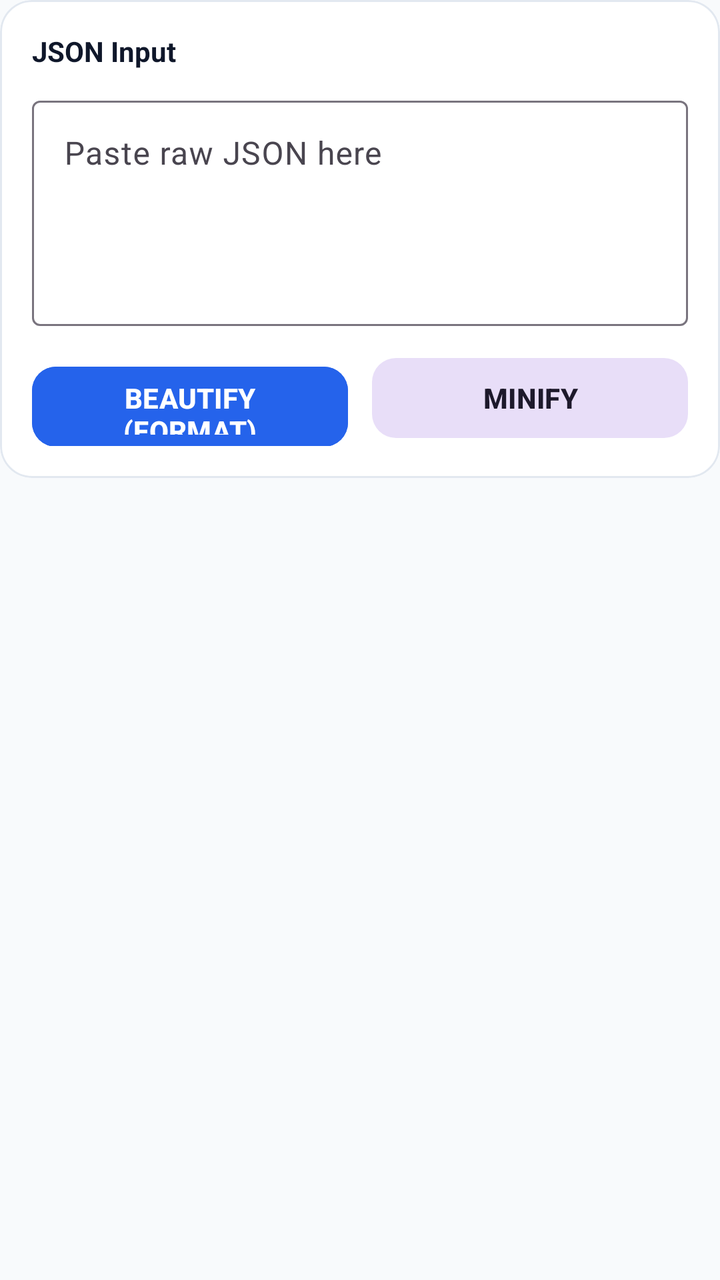
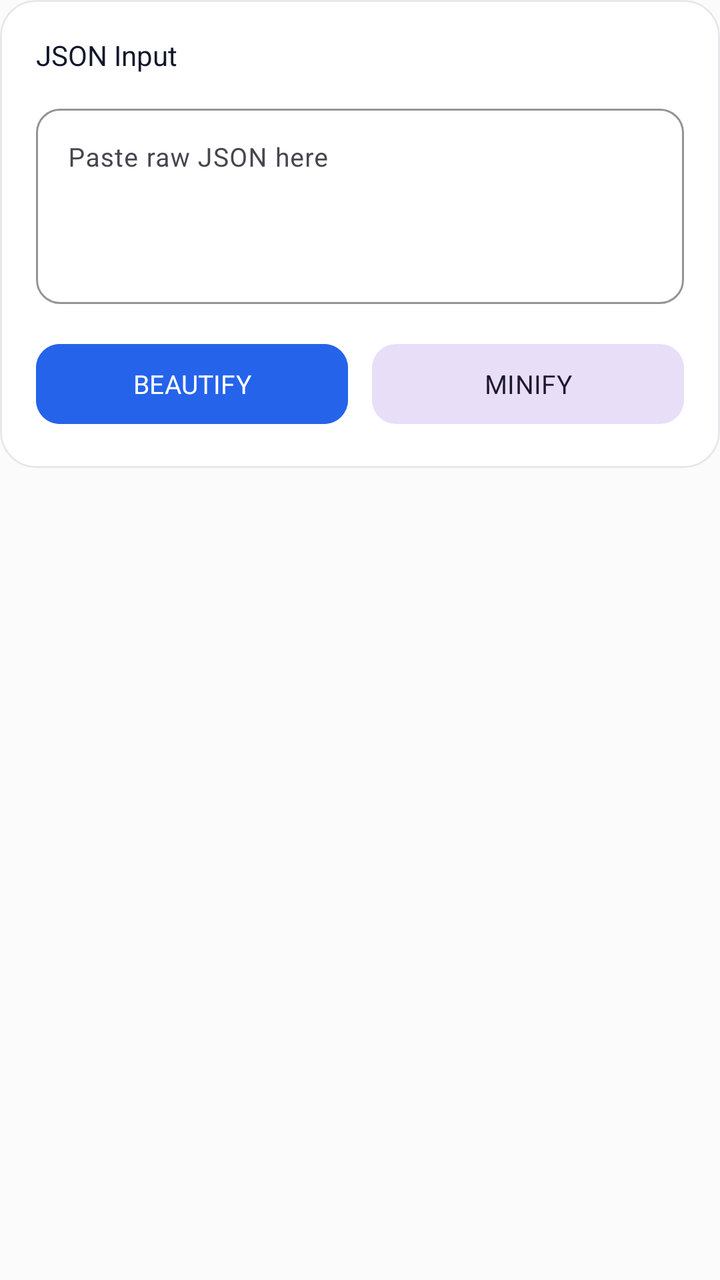

Two renders of the same Android screen: before a commit and after it. Below are the layout's source before the change and the commit's diff.
<!-- AndroidManifest.xml: application theme Theme.GitKey -->
<!-- res/layout/layout_tool_json.xml -->
<?xml version="1.0" encoding="utf-8"?>
<LinearLayout xmlns:android="http://schemas.android.com/apk/res/android"
    xmlns:app="http://schemas.android.com/apk/res-auto"
    xmlns:tools="http://schemas.android.com/tools"
    android:layout_width="match_parent"
    android:layout_height="wrap_content"
    android:orientation="vertical">

    <com.google.android.material.card.MaterialCardView
        android:layout_width="match_parent"
        android:layout_height="wrap_content"
        app:cardCornerRadius="16dp"
        app:cardElevation="0dp"
        app:strokeColor="?attr/colorCardStroke"
        app:strokeWidth="1dp"
        app:cardBackgroundColor="?attr/colorCardBackground">

        <LinearLayout
            android:layout_width="match_parent"
            android:layout_height="wrap_content"
            android:orientation="vertical"
            android:padding="16dp">

            <TextView
                android:layout_width="wrap_content"
                android:layout_height="wrap_content"
                android:text="JSON Input"
                android:textSize="14sp"
                android:textStyle="bold"
                android:textColor="?attr/colorTextTitle" />

            <com.google.android.material.textfield.TextInputLayout
                android:layout_width="match_parent"
                android:layout_height="wrap_content"
                android:layout_marginTop="10dp"
                android:hint="Paste raw JSON here"
                style="@style/Widget.Material3.TextInputLayout.OutlinedBox">

                <com.google.android.material.textfield.TextInputEditText
                    android:id="@+id/etJsonInput"
                    android:layout_width="match_parent"
                    android:layout_height="wrap_content"
                    android:minLines="4"
                    android:gravity="top|start"
                    android:textColor="?attr/colorTextTitle" />
            </com.google.android.material.textfield.TextInputLayout>

            <LinearLayout
                android:layout_width="match_parent"
                android:layout_height="wrap_content"
                android:orientation="horizontal"
                android:layout_marginTop="12dp">

                <com.google.android.material.button.MaterialButton
                    android:id="@+id/btnFormatJson"
                    android:layout_width="0dp"
                    android:layout_height="48dp"
                    android:layout_weight="1"
                    android:layout_marginEnd="6dp"
                    android:text="BEAUTIFY (FORMAT)"
                    android:textStyle="bold"
                    app:cornerRadius="12dp"
                    android:backgroundTint="?attr/colorPrimary"
                    android:textColor="#FFFFFF" />

                <com.google.android.material.button.MaterialButton
                    android:id="@+id/btnMinifyJson"
                    android:layout_width="0dp"
                    android:layout_height="48dp"
                    android:layout_weight="1"
                    android:layout_marginStart="6dp"
                    android:text="MINIFY"
                    android:textStyle="bold"
                    app:cornerRadius="12dp"
                    style="@style/Widget.Material3.Button.TonalButton" />
            </LinearLayout>

        </LinearLayout>
    </com.google.android.material.card.MaterialCardView>

    
    <com.google.android.material.card.MaterialCardView
        android:id="@+id/cardJsonResult"
        android:layout_width="match_parent"
        android:layout_height="wrap_content"
        android:layout_marginTop="16dp"
        app:cardCornerRadius="16dp"
        app:cardElevation="0dp"
        app:strokeColor="?attr/colorCardStroke"
        app:strokeWidth="1dp"
        app:cardBackgroundColor="?attr/colorCardBackground"
        android:visibility="gone">

        <LinearLayout
            android:layout_width="match_parent"
            android:layout_height="wrap_content"
            android:orientation="vertical"
            android:padding="16dp">

            <LinearLayout
                android:layout_width="match_parent"
                android:layout_height="wrap_content"
                android:orientation="horizontal"
                android:gravity="center_vertical">

                <TextView
                    android:layout_width="0dp"
                    android:layout_height="wrap_content"
                    android:layout_weight="1"
                    android:text="FORMATTED JSON"
                    android:textSize="13sp"
                    android:textStyle="bold"
                    android:textColor="?attr/colorPrimary" />

                <com.google.android.material.button.MaterialButton
                    android:id="@+id/btnCopyJson"
                    android:layout_width="wrap_content"
                    android:layout_height="36dp"
                    android:text="Copy"
                    app:icon="@drawable/ic_copy"
                    app:iconSize="14dp"
                    app:cornerRadius="8dp"
                    style="@style/Widget.Material3.Button.TonalButton" />
            </LinearLayout>

            <TextView
                android:id="@+id/tvJsonOutput"
                android:layout_width="match_parent"
                android:layout_height="wrap_content"
                android:layout_marginTop="10dp"
                android:background="@drawable/bg_code_box"
                android:padding="12dp"
                android:fontFamily="monospace"
                android:textSize="11sp"
                android:textColor="?attr/colorTextBody" />

        </LinearLayout>
    </com.google.android.material.card.MaterialCardView>

</LinearLayout>
<!-- resources referenced by this layout -->
<resources>
  <!-- drawable bg_code_box (drawable) -->
  <?xml version="1.0" encoding="utf-8"?>
  <shape xmlns:android="http://schemas.android.com/apk/res/android"
      android:shape="rectangle">
      <corners android:radius="12dp" />
      <solid android:color="?attr/colorCodeBlock" />
      <stroke
          android:width="1dp"
          android:color="?attr/colorCardStroke" />
  </shape>
  <!-- drawable ic_copy (drawable) -->
  <vector xmlns:android="http://schemas.android.com/apk/res/android"
      android:width="24dp"
      android:height="24dp"
      android:viewportWidth="24"
      android:viewportHeight="24">
      <path
          android:fillColor="?android:attr/textColorPrimary"
          android:pathData="M16,1H4C2.9,1 2,1.9 2,3v14h2V3h12V1zm3,4H8C6.9,5 6,5.9 6,7v14c0,1.1 0.9,2 2,2h11c1.1,0 2,-0.9 2,-2V7c0,-1.1 -0.9,-2 -2,-2zm0,16H8V7h11v14z" />
  </vector>
  <style name="Theme.GitKey" parent="Theme.Material3.DayNight.NoActionBar">
          
          <item name="colorPrimary">@color/brand_blue</item>
          <item name="colorOnPrimary">#FFFFFF</item>
          <item name="colorPrimaryContainer">#DBEAFE</item>
          <item name="colorOnPrimaryContainer">#1E3A8A</item>
  
          <item name="colorSecondary">@color/brand_cyan</item>
          <item name="colorOnSecondary">#FFFFFF</item>
  
          <item name="colorTertiary">@color/brand_emerald</item>
          <item name="colorOnTertiary">#FFFFFF</item>
  
          <item name="android:colorBackground">@color/bg_light</item>
          <item name="colorSurface">@color/surface_light</item>
          <item name="colorOnSurface">@color/text_title_light</item>
  
          
          <item name="colorCardBackground">@color/card_bg_light</item>
          <item name="colorCardStroke">@color/card_stroke_light</item>
          <item name="colorCodeBlock">@color/code_block_bg_light</item>
          <item name="colorNavGlass">@color/nav_glass_bg_light</item>
          <item name="colorNavStroke">@color/nav_glass_stroke_light</item>
          <item name="colorTextTitle">@color/text_title_light</item>
          <item name="colorTextBody">@color/text_body_light</item>
          <item name="colorTextMuted">@color/text_muted_light</item>
  
          
          <item name="android:statusBarColor">@android:color/transparent</item>
          <item name="android:navigationBarColor">@android:color/transparent</item>
          <item name="android:windowLightStatusBar">true</item>
          <item name="android:windowLightNavigationBar">true</item>
      </style>
  <color name="brand_blue">#2563EB</color>
  <color name="brand_cyan">#0EA5E9</color>
  <color name="brand_emerald">#10B981</color>
  <color name="bg_light">#F8FAFC</color>
  <color name="surface_light">#FFFFFF</color>
  <color name="text_title_light">#0F172A</color>
  <color name="card_bg_light">#FFFFFF</color>
  <color name="card_stroke_light">#E2E8F0</color>
  <color name="code_block_bg_light">#F1F5F9</color>
  <color name="nav_glass_bg_light">#F2FFFFFF</color>
  <color name="nav_glass_stroke_light">#CBD5E1</color>
  <color name="text_body_light">#334155</color>
  <color name="text_muted_light">#64748B</color>
</resources>

<!-- the commit's change to res/layout/layout_tool_json.xml (unified diff, before → after) -->
@@ -9,7 +9,7 @@
     <com.google.android.material.card.MaterialCardView
         android:layout_width="match_parent"
         android:layout_height="wrap_content"
-        app:cardCornerRadius="16dp"
+        app:cardCornerRadius="18dp"
         app:cardElevation="0dp"
         app:strokeColor="?attr/colorCardStroke"
         app:strokeWidth="1dp"
@@ -19,21 +19,26 @@
             android:layout_width="match_parent"
             android:layout_height="wrap_content"
             android:orientation="vertical"
-            android:padding="16dp">
+            android:padding="18dp">
 
             <TextView
                 android:layout_width="wrap_content"
                 android:layout_height="wrap_content"
                 android:text="JSON Input"
                 android:textSize="14sp"
-                android:textStyle="bold"
+                android:fontFamily="sans-serif-bold"
                 android:textColor="?attr/colorTextTitle" />
 
             <com.google.android.material.textfield.TextInputLayout
                 android:layout_width="match_parent"
                 android:layout_height="wrap_content"
-                android:layout_marginTop="10dp"
+                android:layout_marginTop="12dp"
                 android:hint="Paste raw JSON here"
+                app:boxCornerRadiusTopStart="12dp"
+                app:boxCornerRadiusTopEnd="12dp"
+                app:boxCornerRadiusBottomStart="12dp"
+                app:boxCornerRadiusBottomEnd="12dp"
+                app:boxStrokeColor="?attr/colorPrimary"
                 style="@style/Widget.Material3.TextInputLayout.OutlinedBox">
 
                 <com.google.android.material.textfield.TextInputEditText
@@ -42,6 +47,7 @@
                     android:layout_height="wrap_content"
                     android:minLines="4"
                     android:gravity="top|start"
+                    android:textSize="13sp"
                     android:textColor="?attr/colorTextTitle" />
             </com.google.android.material.textfield.TextInputLayout>
 
@@ -49,7 +55,7 @@
                 android:layout_width="match_parent"
                 android:layout_height="wrap_content"
                 android:orientation="horizontal"
-                android:layout_marginTop="12dp">
+                android:layout_marginTop="16dp">
 
                 <com.google.android.material.button.MaterialButton
                     android:id="@+id/btnFormatJson"
@@ -57,8 +63,9 @@
                     android:layout_height="48dp"
                     android:layout_weight="1"
                     android:layout_marginEnd="6dp"
-                    android:text="BEAUTIFY (FORMAT)"
-                    android:textStyle="bold"
+                    android:text="BEAUTIFY"
+                    android:textSize="13sp"
+                    android:fontFamily="sans-serif-bold"
                     app:cornerRadius="12dp"
                     android:backgroundTint="?attr/colorPrimary"
                     android:textColor="#FFFFFF" />
@@ -70,7 +77,8 @@
                     android:layout_weight="1"
                     android:layout_marginStart="6dp"
                     android:text="MINIFY"
-                    android:textStyle="bold"
+                    android:textSize="13sp"
+                    android:fontFamily="sans-serif-bold"
                     app:cornerRadius="12dp"
                     style="@style/Widget.Material3.Button.TonalButton" />
             </LinearLayout>
@@ -84,7 +92,7 @@
         android:layout_width="match_parent"
         android:layout_height="wrap_content"
         android:layout_marginTop="16dp"
-        app:cardCornerRadius="16dp"
+        app:cardCornerRadius="18dp"
         app:cardElevation="0dp"
         app:strokeColor="?attr/colorCardStroke"
         app:strokeWidth="1dp"
@@ -95,7 +103,7 @@
             android:layout_width="match_parent"
             android:layout_height="wrap_content"
             android:orientation="vertical"
-            android:padding="16dp">
+            android:padding="18dp">
 
             <LinearLayout
                 android:layout_width="match_parent"
@@ -108,17 +116,20 @@
                     android:layout_height="wrap_content"
                     android:layout_weight="1"
                     android:text="FORMATTED JSON"
-                    android:textSize="13sp"
-                    android:textStyle="bold"
-                    android:textColor="?attr/colorPrimary" />
+                    android:textSize="12sp"
+                    android:fontFamily="sans-serif-bold"
+                    android:textColor="?attr/colorPrimary"
+                    android:letterSpacing="0.05" />
 
                 <com.google.android.material.button.MaterialButton
                     android:id="@+id/btnCopyJson"
                     android:layout_width="wrap_content"
-                    android:layout_height="36dp"
+                    android:layout_height="34dp"
                     android:text="Copy"
+                    android:textSize="11sp"
+                    android:fontFamily="sans-serif-bold"
                     app:icon="@drawable/ic_copy"
-                    app:iconSize="14dp"
+                    app:iconSize="13dp"
                     app:cornerRadius="8dp"
                     style="@style/Widget.Material3.Button.TonalButton" />
             </LinearLayout>
@@ -128,11 +139,11 @@
                 android:layout_width="match_parent"
                 android:layout_height="wrap_content"
                 android:layout_marginTop="10dp"
-                android:background="@drawable/bg_code_box"
+                android:background="@drawable/bg_code_box_stitch"
                 android:padding="12dp"
                 android:fontFamily="monospace"
                 android:textSize="11sp"
-                android:textColor="?attr/colorTextBody" />
+                android:textColor="?attr/colorCodeText" />
 
         </LinearLayout>
     </com.google.android.material.card.MaterialCardView>
<!-- resource entries referenced after the edit -->
@@ -1,6 +1,6 @@
 <!-- resources referenced by this layout -->
 <resources>
-  <!-- drawable bg_code_box (drawable) -->
+  <!-- drawable bg_code_box_stitch (drawable) -->
   <?xml version="1.0" encoding="utf-8"?>
   <shape xmlns:android="http://schemas.android.com/apk/res/android"
       android:shape="rectangle">
@@ -24,8 +24,8 @@
           
           <item name="colorPrimary">@color/brand_blue</item>
           <item name="colorOnPrimary">#FFFFFF</item>
-          <item name="colorPrimaryContainer">#DBEAFE</item>
-          <item name="colorOnPrimaryContainer">#1E3A8A</item>
+          <item name="colorPrimaryContainer">@color/brand_blue_tint</item>
+          <item name="colorOnPrimaryContainer">#1D4ED8</item>
   
           <item name="colorSecondary">@color/brand_cyan</item>
           <item name="colorOnSecondary">#FFFFFF</item>
@@ -41,30 +41,41 @@
           <item name="colorCardBackground">@color/card_bg_light</item>
           <item name="colorCardStroke">@color/card_stroke_light</item>
           <item name="colorCodeBlock">@color/code_block_bg_light</item>
+          <item name="colorCodeText">@color/code_text_light</item>
           <item name="colorNavGlass">@color/nav_glass_bg_light</item>
           <item name="colorNavStroke">@color/nav_glass_stroke_light</item>
           <item name="colorTextTitle">@color/text_title_light</item>
           <item name="colorTextBody">@color/text_body_light</item>
           <item name="colorTextMuted">@color/text_muted_light</item>
+          <item name="colorPillBg">@color/pill_bg_light</item>
+          <item name="colorPillStroke">@color/pill_stroke_light</item>
+          <item name="colorIconContainer">@color/icon_container_light</item>
+          <item name="colorDivider">@color/divider_light</item>
   
           
-          <item name="android:statusBarColor">@android:color/transparent</item>
-          <item name="android:navigationBarColor">@android:color/transparent</item>
+          <item name="android:statusBarColor">@color/bg_light</item>
+          <item name="android:navigationBarColor">@color/bg_light</item>
           <item name="android:windowLightStatusBar">true</item>
           <item name="android:windowLightNavigationBar">true</item>
       </style>
   <color name="brand_blue">#2563EB</color>
+  <color name="brand_blue_tint">#EFF6FF</color>
   <color name="brand_cyan">#0EA5E9</color>
   <color name="brand_emerald">#10B981</color>
-  <color name="bg_light">#F8FAFC</color>
+  <color name="bg_light">#FBFBFC</color>
   <color name="surface_light">#FFFFFF</color>
   <color name="text_title_light">#0F172A</color>
   <color name="card_bg_light">#FFFFFF</color>
-  <color name="card_stroke_light">#E2E8F0</color>
-  <color name="code_block_bg_light">#F1F5F9</color>
+  <color name="card_stroke_light">#E5E7EB</color>
+  <color name="code_block_bg_light">#F8FAFC</color>
+  <color name="code_text_light">#1E293B</color>
   <color name="nav_glass_bg_light">#F2FFFFFF</color>
-  <color name="nav_glass_stroke_light">#CBD5E1</color>
+  <color name="nav_glass_stroke_light">#E2E8F0</color>
   <color name="text_body_light">#334155</color>
   <color name="text_muted_light">#64748B</color>
+  <color name="pill_bg_light">#F1F5F9</color>
+  <color name="pill_stroke_light">#E2E8F0</color>
+  <color name="icon_container_light">#F8FAFC</color>
+  <color name="divider_light">#EDF2F7</color>
 </resources>
 
